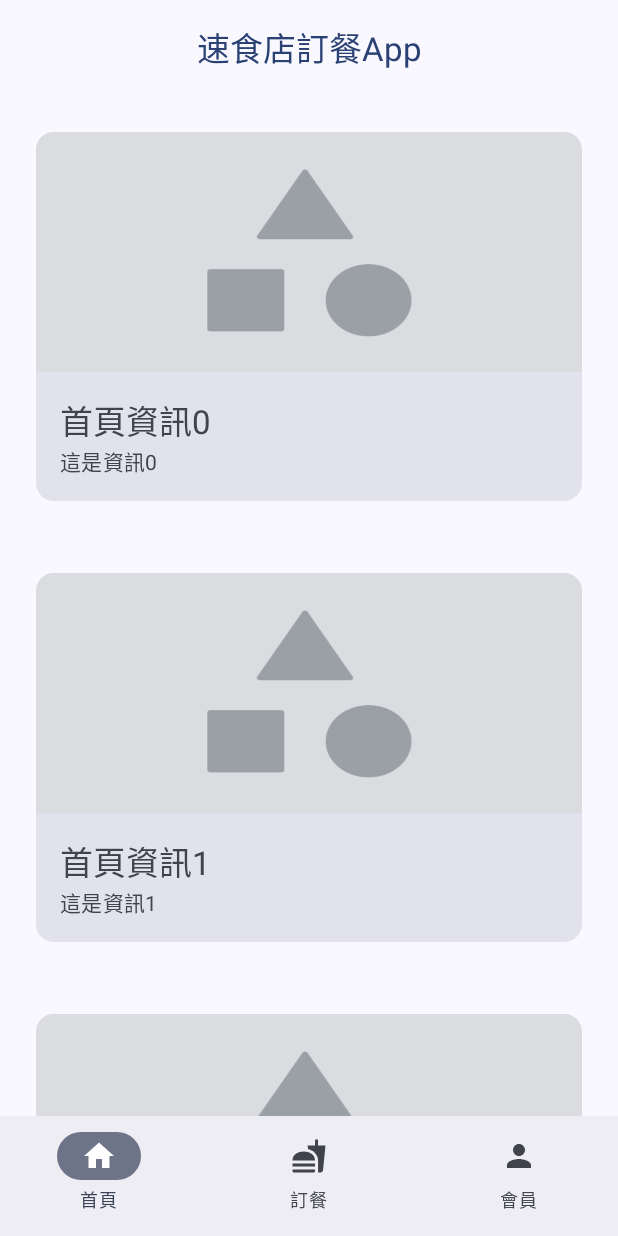
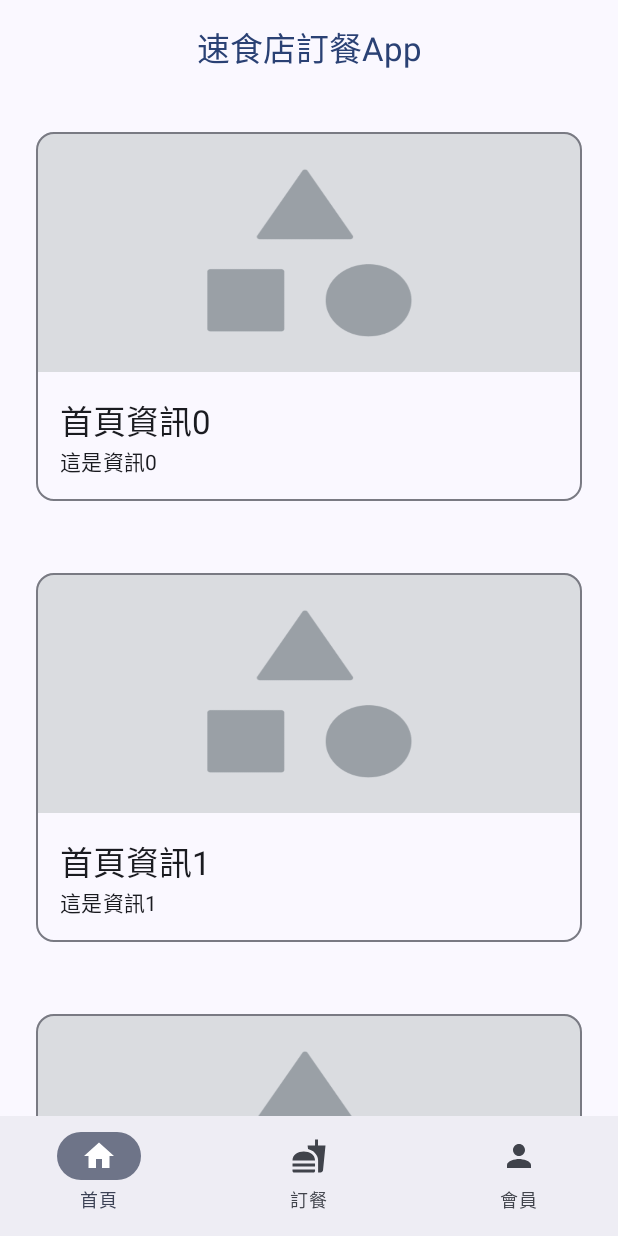
Before and after one commit to r0930514/FastFoodOrderApp, an Android app built with Jetpack Compose: the screen it shows after launch (MainActivity), on a phone screen of 412 x 824 dp. Run offline under Robolectric (Android 15) with nearby library versions, the phone set to English and light mode, and no system bars.

Commit message:
調整將Homepage的Card符合設計圖樣式

```diff
--- a/app/src/main/java/com/r0930514/fastfoodorderapp/screens/mainScreen/component/HomePageCard.kt
+++ b/app/src/main/java/com/r0930514/fastfoodorderapp/screens/mainScreen/component/HomePageCard.kt
@@ -1,14 +1,14 @@
 package com.r0930514.fastfoodorderapp.screens.mainScreen.component
 
+import androidx.compose.foundation.BorderStroke
 import androidx.compose.foundation.Image
 import androidx.compose.foundation.layout.Column
 import androidx.compose.foundation.layout.fillMaxWidth
 import androidx.compose.foundation.layout.height
 import androidx.compose.foundation.layout.padding
-import androidx.compose.material3.Card
-import androidx.compose.material3.CardDefaults
 import androidx.compose.material3.ExperimentalMaterial3Api
 import androidx.compose.material3.MaterialTheme
+import androidx.compose.material3.OutlinedCard
 import androidx.compose.material3.Text
 import androidx.compose.runtime.Composable
 import androidx.compose.ui.Modifier
@@ -29,11 +29,11 @@ fun HomePageCard(
     Column (
         modifier = Modifier.padding(24.dp))
     {
-        Card(
-            colors = CardDefaults.cardColors(containerColor = MaterialTheme.colorScheme.surfaceVariant),
+        OutlinedCard(
             modifier = Modifier
                 .fillMaxWidth(),
-            onClick = onClick
+            onClick = onClick,
+            border = BorderStroke(1.dp, MaterialTheme.colorScheme.outlineVariant)
         ){
             Column{
                 Image(
```
